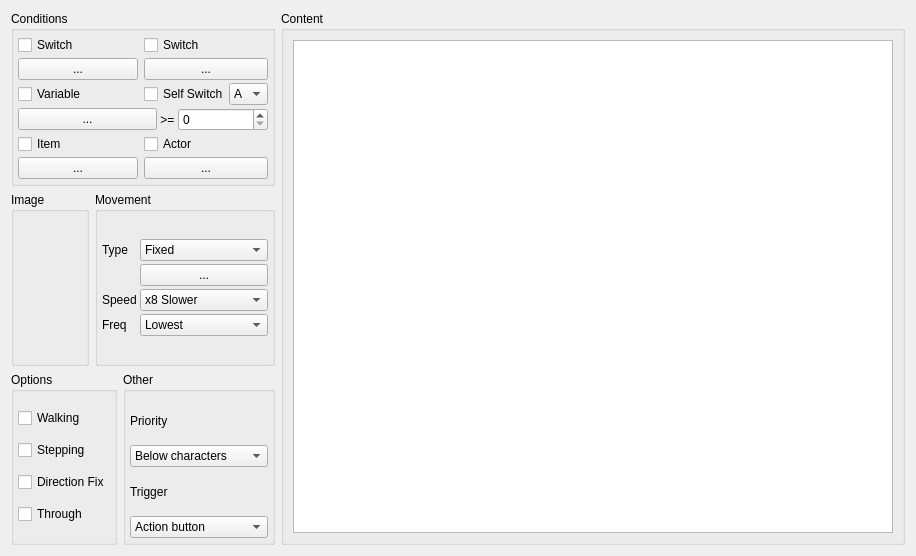
Qt form src/ui/tabs/map_event_page.ui (DimichGD/FHEditor) before a commit.
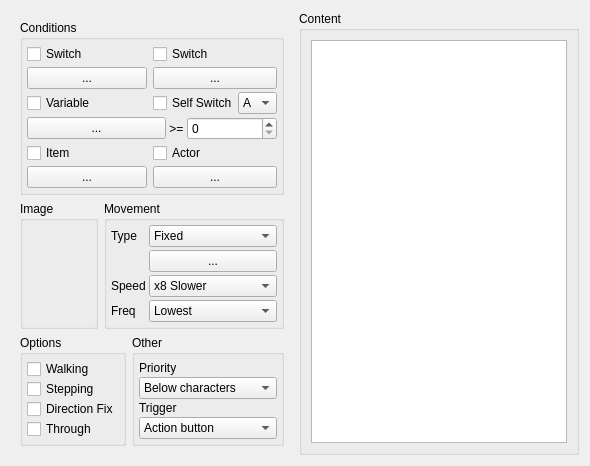
The same form after that commit. Custom widgets are drawn as their Qt base class.

```diff
--- a/src/ui/tabs/map_event_page.ui
+++ b/src/ui/tabs/map_event_page.ui
@@ -2,24 +2,19 @@
 <ui version="4.0">
  <class>MapEventPage</class>
  <widget class="QWidget" name="MapEventPage">
-  <property name="geometry">
-   <rect>
-    <x>0</x>
-    <y>0</y>
-    <width>916</width>
-    <height>556</height>
-   </rect>
-  </property>
-  <property name="sizePolicy">
-   <sizepolicy hsizetype="Minimum" vsizetype="Minimum">
-    <horstretch>0</horstretch>
-    <verstretch>0</verstretch>
-   </sizepolicy>
-  </property>
   <property name="windowTitle">
    <string>Form</string>
   </property>
-  <layout class="QHBoxLayout" name="horizontalLayout" stretch="6,20">
+  <layout class="QHBoxLayout" name="horizontalLayout" stretch="4,20">
+   <item>
+    <widget class="QWidget" name="widget" native="true">
+     <property name="sizePolicy">
+      <sizepolicy hsizetype="Minimum" vsizetype="Preferred">
+       <horstretch>0</horstretch>
+       <verstretch>0</verstretch>
+      </sizepolicy>
+     </property>
+     <layout class="QVBoxLayout" name="verticalLayout_4">
    <item>
     <layout class="QVBoxLayout" name="verticalLayout">
      <item>
@@ -119,6 +114,12 @@
             </item>
             <item>
              <widget class="QComboBox" name="selfSwitchComboBox">
+                 <property name="sizePolicy">
+                  <sizepolicy hsizetype="Minimum" vsizetype="Fixed">
+                   <horstretch>0</horstretch>
+                   <verstretch>0</verstretch>
+                  </sizepolicy>
+                 </property>
               <property name="maximumSize">
                <size>
                 <width>48</width>
@@ -174,7 +175,7 @@
             <item>
              <widget class="QSpinBox" name="variableSpinBox">
               <property name="sizePolicy">
-               <sizepolicy hsizetype="Preferred" vsizetype="Fixed">
+                  <sizepolicy hsizetype="Minimum" vsizetype="Fixed">
                 <horstretch>0</horstretch>
                 <verstretch>0</verstretch>
                </sizepolicy>
@@ -232,12 +233,6 @@
        </item>
        <item>
         <widget class="QGroupBox" name="movementBox">
-         <property name="sizePolicy">
-          <sizepolicy hsizetype="Expanding" vsizetype="Preferred">
-           <horstretch>0</horstretch>
-           <verstretch>0</verstretch>
-          </sizepolicy>
-         </property>
          <property name="title">
           <string>Movement</string>
          </property>
@@ -464,12 +459,6 @@
        </item>
        <item>
         <widget class="QGroupBox" name="optionsBox_2">
-         <property name="sizePolicy">
-          <sizepolicy hsizetype="Expanding" vsizetype="Preferred">
-           <horstretch>0</horstretch>
-           <verstretch>0</verstretch>
-          </sizepolicy>
-         </property>
          <property name="title">
           <string>Other</string>
          </property>
@@ -558,8 +547,17 @@
      </item>
     </layout>
    </item>
+     </layout>
+    </widget>
+   </item>
    <item>
     <widget class="QGroupBox" name="contentBox">
+     <property name="sizePolicy">
+      <sizepolicy hsizetype="Expanding" vsizetype="Preferred">
+       <horstretch>0</horstretch>
+       <verstretch>0</verstretch>
+      </sizepolicy>
+     </property>
      <property name="title">
       <string>Content</string>
      </property>
```
Lines whose indentation alone changed are shown as unchanged.
